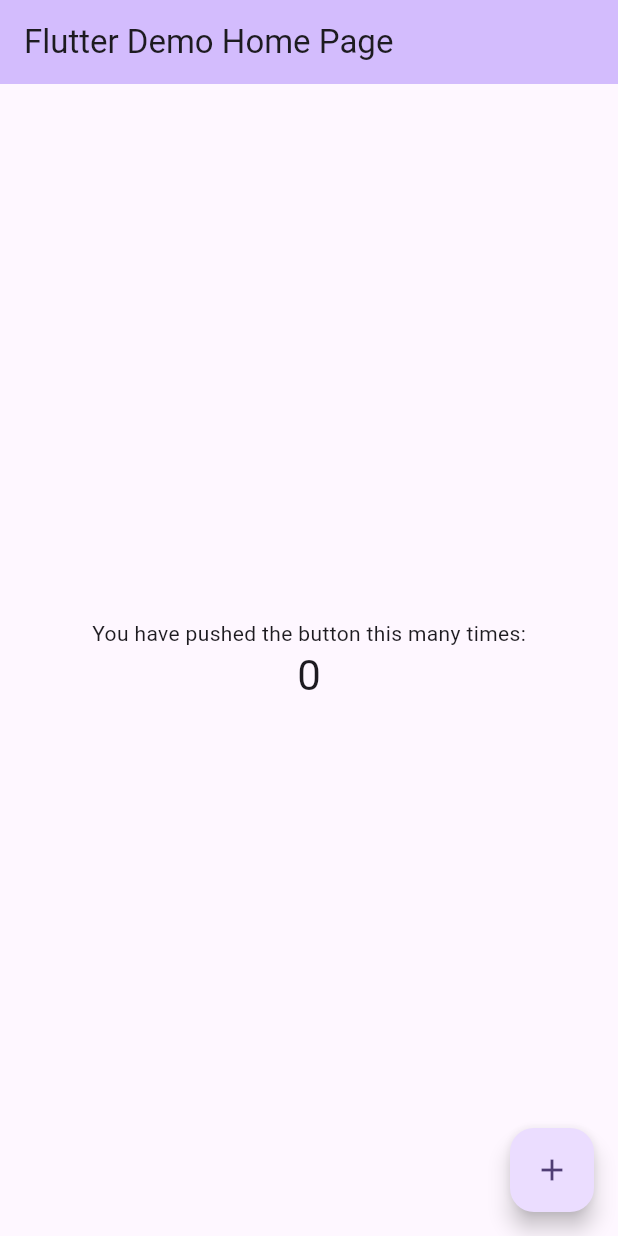
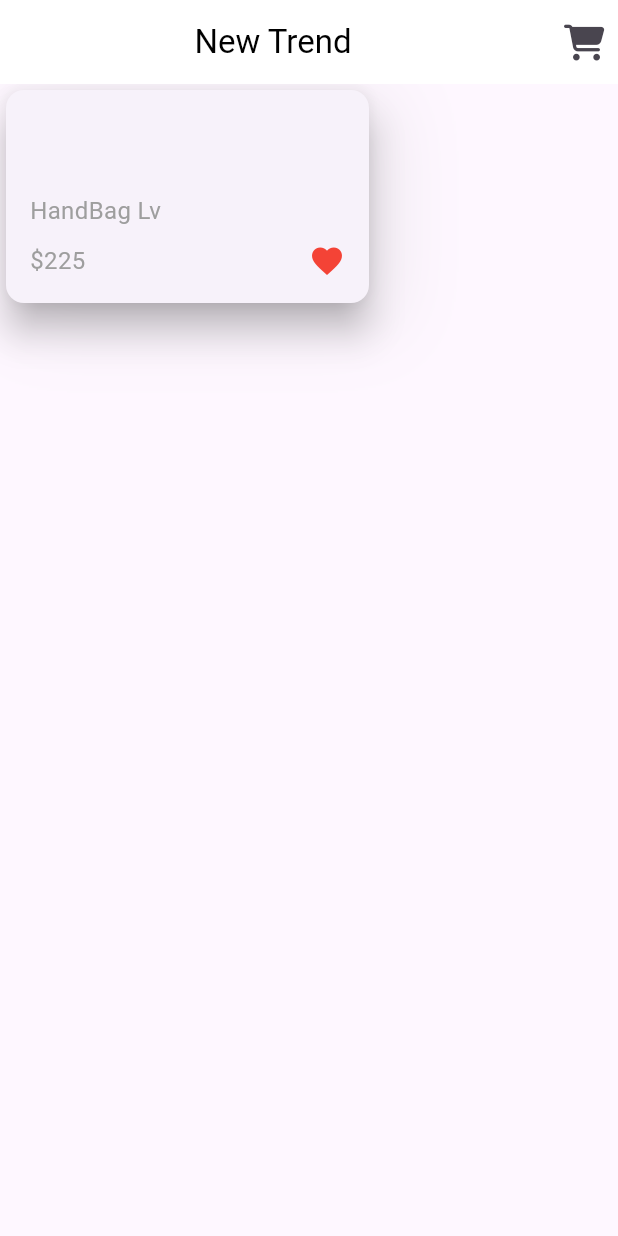
Before and after one commit to mohamedredaelsheikh/store_app, a Flutter app: the screen it shows after launch, on a phone screen of 412 x 824 dp. Run offline on Flutter 3.47's test engine with Material 3 defaults, Android fonts, the phone set to English and light mode, and no system bars; our stand-ins replace font_awesome_flutter.

Commit message:
create custom text field,custom bottum and card

```diff
--- a/lib/helper/api.dart
+++ b/lib/helper/api.dart
@@ -46,7 +46,7 @@ class Api {
     }
   }
 
-// Why he use post with put mothed not use put
+// Why he use post with put mothed not use put???????????????????????
   Future<dynamic> put({
     required String url,
     @required dynamic body,
--- a/lib/main.dart
+++ b/lib/main.dart
@@ -1,125 +1,21 @@
 import 'package:flutter/material.dart';
+import 'package:store_app/views/home_view.dart';
 
 void main() {
-  runApp(const MyApp());
+  runApp(const StoreApp());
 }
 
-class MyApp extends StatelessWidget {
-  const MyApp({super.key});
+class StoreApp extends StatelessWidget {
+  const StoreApp({super.key});
 
-  // This widget is the root of your application.
   @override
   Widget build(BuildContext context) {
     return MaterialApp(
-      title: 'Flutter Demo',
-      theme: ThemeData(
-        // This is the theme of your application.
-        //
-        // TRY THIS: Try running your application with "flutter run". You'll see
-        // the application has a purple toolbar. Then, without quitting the app,
-        // try changing the seedColor in the colorScheme below to Colors.green
-        // and then invoke "hot reload" (save your changes or press the "hot
-        // reload" button in a Flutter-supported IDE, or press "r" if you used
-        // the command line to start the app).
-        //
-        // Notice that the counter didn't reset back to zero; the application
-        // state is not lost during the reload. To reset the state, use hot
-        // restart instead.
-        //
-        // This works for code too, not just values: Most code changes can be
-        // tested with just a hot reload.
-        colorScheme: ColorScheme.fromSeed(seedColor: Colors.deepPurple),
-        useMaterial3: true,
-      ),
-      home: const MyHomePage(title: 'Flutter Demo Home Page'),
+      debugShowCheckedModeBanner: false,
+      routes: {
+        HomeView.id: (context) => const HomeView(),
+      },
+      initialRoute: HomeView.id,
     );
   }
 }
-
-class MyHomePage extends StatefulWidget {
-  const MyHomePage({super.key, required this.title});
-
-  // This widget is the home page of your application. It is stateful, meaning
-  // that it has a State object (defined below) that contains fields that affect
-  // how it looks.
-
-  // This class is the configuration for the state. It holds the values (in this
-  // case the title) provided by the parent (in this case the App widget) and
-  // used by the build method of the State. Fields in a Widget subclass are
-  // always marked "final".
-
-  final String title;
-
-  @override
-  State<MyHomePage> createState() => _MyHomePageState();
-}
-
-class _MyHomePageState extends State<MyHomePage> {
-  int _counter = 0;
-
-  void _incrementCounter() {
-    setState(() {
-      // This call to setState tells the Flutter framework that something has
-      // changed in this State, which causes it to rerun the build method below
-      // so that the display can reflect the updated values. If we changed
-      // _counter without calling setState(), then the build method would not be
-      // called again, and so nothing would appear to happen.
-      _counter++;
-    });
-  }
-
-  @override
-  Widget build(BuildContext context) {
-    // This method is rerun every time setState is called, for instance as done
-    // by the _incrementCounter method above.
-    //
-    // The Flutter framework has been optimized to make rerunning build methods
-    // fast, so that you can just rebuild anything that needs updating rather
-    // than having to individually change instances of widgets.
-    return Scaffold(
-      appBar: AppBar(
-        // TRY THIS: Try changing the color here to a specific color (to
-        // Colors.amber, perhaps?) and trigger a hot reload to see the AppBar
-        // change color while the other colors stay the same.
-        backgroundColor: Theme.of(context).colorScheme.inversePrimary,
-        // Here we take the value from the MyHomePage object that was created by
-        // the App.build method, and use it to set our appbar title.
-        title: Text(widget.title),
-      ),
-      body: Center(
-        // Center is a layout widget. It takes a single child and positions it
-        // in the middle of the parent.
-        child: Column(
-          // Column is also a layout widget. It takes a list of children and
-          // arranges them vertically. By default, it sizes itself to fit its
-          // children horizontally, and tries to be as tall as its parent.
-          //
-          // Column has various properties to control how it sizes itself and
-          // how it positions its children. Here we use mainAxisAlignment to
-          // center the children vertically; the main axis here is the vertical
-          // axis because Columns are vertical (the cross axis would be
-          // horizontal).
-          //
-          // TRY THIS: Invoke "debug painting" (choose the "Toggle Debug Paint"
-          // action in the IDE, or press "p" in the console), to see the
-          // wireframe for each widget.
-          mainAxisAlignment: MainAxisAlignment.center,
-          children: <Widget>[
-            const Text(
-              'You have pushed the button this many times:',
-            ),
-            Text(
-              '$_counter',
-              style: Theme.of(context).textTheme.headlineMedium,
-            ),
-          ],
-        ),
-      ),
-      floatingActionButton: FloatingActionButton(
-        onPressed: _incrementCounter,
-        tooltip: 'Increment',
-        child: const Icon(Icons.add),
-      ), // This trailing comma makes auto-formatting nicer for build methods.
-    );
-  }
-}
--- /dev/null
+++ b/lib/views/home_view.dart
@@ -0,0 +1,80 @@
+import 'package:flutter/material.dart';
+import 'package:font_awesome_flutter/font_awesome_flutter.dart';
+
+class HomeView extends StatelessWidget {
+  const HomeView({super.key});
+
+  static String id = " HomeView";
+  @override
+  Widget build(BuildContext context) {
+    return Scaffold(
+      appBar: AppBar(
+        elevation: 0,
+        backgroundColor: Colors.white,
+        title: const Center(
+          child: Text(
+            'New Trend',
+            style: TextStyle(color: Colors.black),
+          ),
+        ),
+        actions: [
+          IconButton(
+            onPressed: () {},
+            icon: const Icon(
+              FontAwesomeIcons.cartShopping,
+            ),
+          )
+        ],
+      ),
+      body: Container(
+        height: 150,
+        width: 250,
+        decoration: BoxDecoration(boxShadow: [
+          BoxShadow(
+              color: Colors.grey.withOpacity(0.2),
+              blurRadius: 40,
+              spreadRadius: 0,
+              offset: const Offset(10, 10))
+        ]),
+        child: const Card(
+          elevation: 10,
+          child: Padding(
+            padding: EdgeInsets.symmetric(horizontal: 16, vertical: 16),
+            child: Column(
+              crossAxisAlignment: CrossAxisAlignment.start,
+              mainAxisAlignment: MainAxisAlignment.end,
+              children: [
+                Text(
+                  "HandBag Lv",
+                  style: TextStyle(
+                    color: Colors.grey,
+                    fontSize: 16,
+                  ),
+                ),
+                SizedBox(
+                  height: 10,
+                ),
+                Row(
+                  mainAxisAlignment: MainAxisAlignment.spaceBetween,
+                  children: [
+                    Text(
+                      r"$225",
+                      style: TextStyle(
+                        color: Colors.grey,
+                        fontSize: 16,
+                      ),
+                    ),
+                    Icon(
+                      Icons.favorite,
+                      color: Colors.red,
+                    ),
+                  ],
+                )
+              ],
+            ),
+          ),
+        ),
+      ),
+    );
+  }
+}
--- a/pubspec.yaml
+++ b/pubspec.yaml
@@ -36,6 +36,7 @@ dependencies:
   # Use with the CupertinoIcons class for iOS style icons.
   cupertino_icons: ^1.0.2
   http: ^1.1.0
+  font_awesome_flutter: ^10.6.0
 
 dev_dependencies:
   flutter_test:
```
Also changed, not shown: lib/widgets/custom_text_field.dart (added, +47 -0 lines), pubspec.lock, 1 other file.
